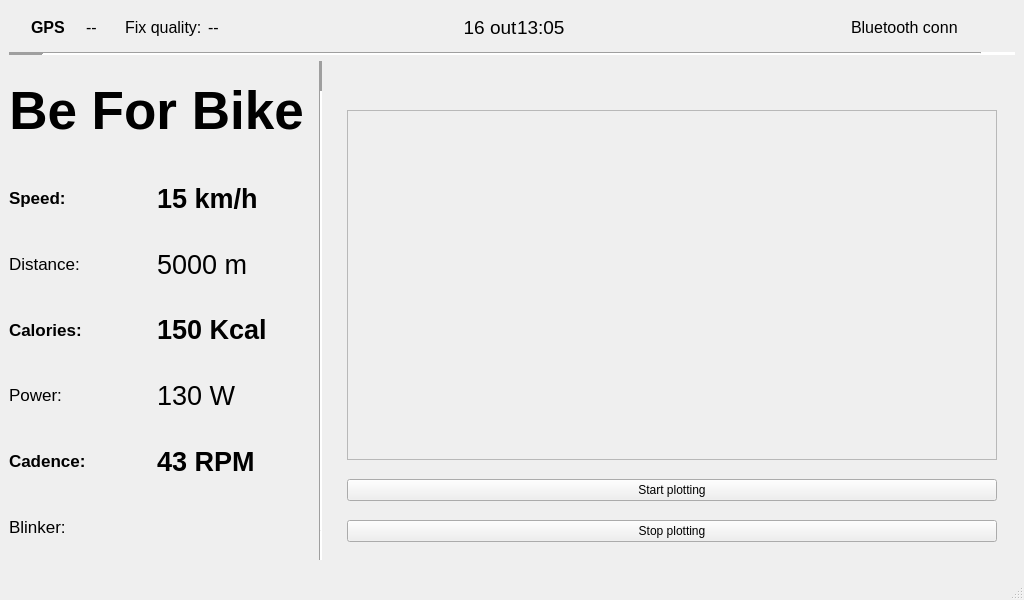
Old version of the form form.ui in the repository ViDaProjects/BeForBike_BSC.
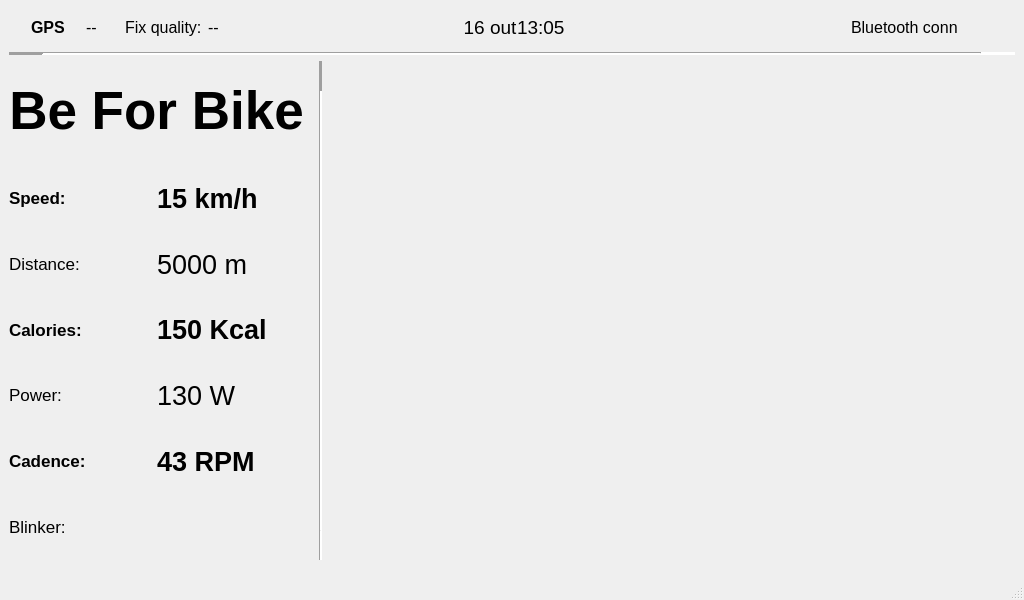
New version of the form. Icons and pictures are not drawn.

```diff
--- a/form.ui
+++ b/form.ui
@@ -894,13 +894,13 @@
            <number>0</number>
           </property>
           <property name="leftMargin">
-           <number>25</number>
+           <number>15</number>
           </property>
           <property name="topMargin">
-           <number>30</number>
+           <number>0</number>
           </property>
           <property name="rightMargin">
-           <number>25</number>
+           <number>15</number>
           </property>
           <property name="bottomMargin">
            <number>0</number>
@@ -910,31 +910,17 @@
             <property name="maximumSize">
              <size>
               <width>16777215</width>
-              <height>350</height>
+              <height>440</height>
              </size>
             </property>
             <property name="frameShape">
-             <enum>QFrame::Shape::StyledPanel</enum>
+             <enum>QFrame::Shape::NoFrame</enum>
             </property>
             <property name="frameShadow">
              <enum>QFrame::Shadow::Raised</enum>
             </property>
            </widget>
           </item>
-          <item>
-           <widget class="QPushButton" name="start_button">
-            <property name="text">
-             <string>Start plotting</string>
-            </property>
-           </widget>
-          </item>
-          <item>
-           <widget class="QPushButton" name="stop_button">
-            <property name="text">
-             <string>Stop plotting</string>
-            </property>
-           </widget>
-          </item>
          </layout>
         </widget>
        </item>
```
